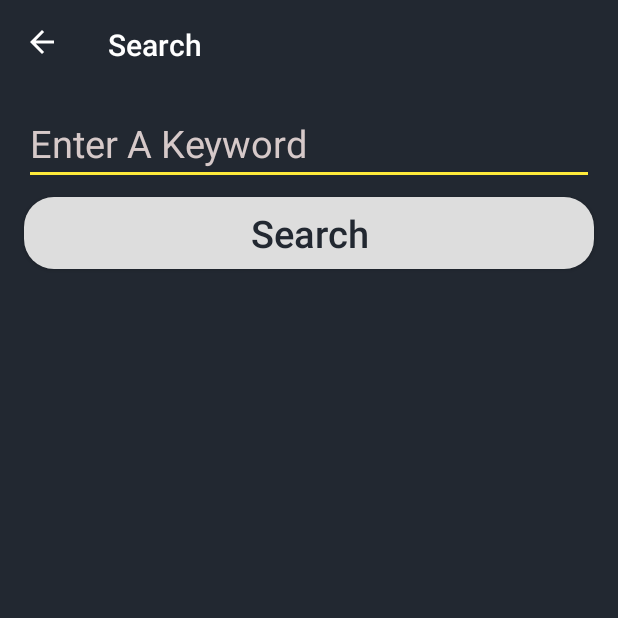
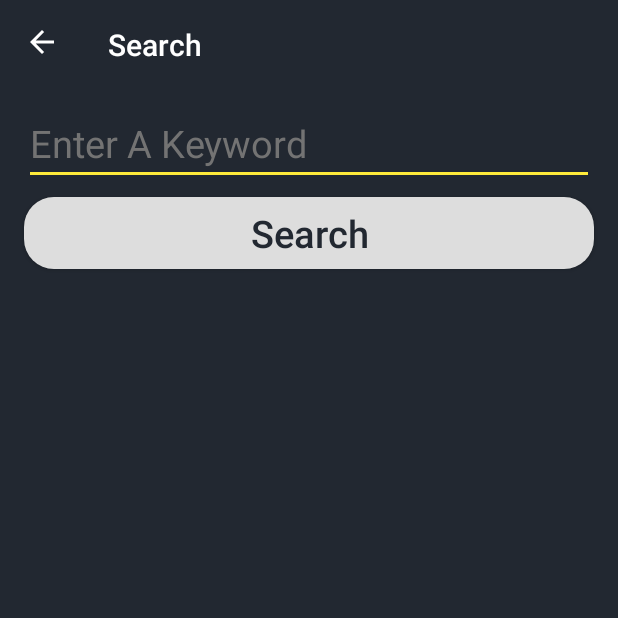
Before and after one commit to ukmumair/UnvNewsApp, an Android app: the screen it shows after launch (SearchActivity), after a tap on "Search", on a phone screen of 412 x 824 dp, the top half of it. Run offline under Robolectric (Android 15) with nearby library versions, the phone set to English and light mode, and no system bars.

```diff
--- a/app/src/main/java/com/unvnews/unvnews/MainActivity.java
+++ b/app/src/main/java/com/unvnews/unvnews/MainActivity.java
@@ -31,8 +31,7 @@ public class MainActivity extends AppCompatActivity {
     MyAdapter adapter;
     List<Articles> articles;
     Retrofit retrofit;
-    Models models = new Models();
-    List<Models> modelsList;
+    List<Constants> constantsList;
 
 
     @SuppressLint("NonConstantResourceId")
@@ -41,7 +40,7 @@ public class MainActivity extends AppCompatActivity {
         super.onCreate(savedInstanceState);
         binding = ActivityMainBinding.inflate(getLayoutInflater());
         setContentView(binding.getRoot());
-        modelsList = new ArrayList<>();
+        constantsList = new ArrayList<>();
         binding.homeProgressBar.bringToFront();
         binding.homeProgressBar.setVisibility(View.VISIBLE);
         DividerItemDecoration decoration = new DividerItemDecoration(this, DividerItemDecoration.VERTICAL);
@@ -49,11 +48,11 @@ public class MainActivity extends AppCompatActivity {
         articles = new ArrayList<>();
 
         retrofit = new Retrofit.Builder()
-                .baseUrl(models.getBASE_URL())
+                .baseUrl(Constants.BASE_URL)
                 .addConverterFactory(GsonConverterFactory.create())
                 .build();
         ApiInterface apiInterface = retrofit.create(ApiInterface.class);
-        Call<News> call = apiInterface.getArticle(models.getCOUNTRY(), models.getAPI_KEY());
+        Call<News> call = apiInterface.getArticle(Constants.COUNTRY, Constants.API_KEY);
         call.enqueue(new Callback<News>() {
             @Override
             public void onResponse(@NotNull Call<News> call, @NotNull Response<News> response) {
--- a/app/src/main/java/com/unvnews/unvnews/Models.java
+++ /dev/null
@@ -1,23 +0,0 @@
-package com.unvnews.unvnews;
-
-public class Models {
-
-    String apikey = "87ceb7c136aa462eaf4a1b206ff162e6";
-
-    String country = "in";
-
-    String base_url = "https://newsapi.org/v2/";
-
-
-    public String getBASE_URL() {
-        return base_url;
-    }
-
-    public String getCOUNTRY() {
-        return country;
-    }
-
-    public String getAPI_KEY() {
-        return apikey;
-    }
-}
--- a/app/src/main/res/layout/activity_category_page.xml
+++ b/app/src/main/res/layout/activity_category_page.xml
@@ -46,8 +46,7 @@
         </com.google.android.material.appbar.AppBarLayout>
         <androidx.recyclerview.widget.RecyclerView
             android:id="@+id/category_recView"
-            app:layoutManager="androidx.recyclerview.widget.StaggeredGridLayoutManager"
-            app:spanCount="2"
+            app:layoutManager="androidx.recyclerview.widget.LinearLayoutManager"
             android:orientation="vertical"
             android:layout_width="match_parent"
             android:layout_height="match_parent"
--- a/app/src/main/res/layout/activity_main.xml
+++ b/app/src/main/res/layout/activity_main.xml
@@ -64,8 +64,8 @@
                 android:layout_width="match_parent"
                 android:layout_height="match_parent"
                 android:orientation="vertical"
-                app:layoutManager="androidx.recyclerview.widget.StaggeredGridLayoutManager"
-                app:spanCount="2"
+                tools:listitem="@layout/list_items"
+                app:layoutManager="androidx.recyclerview.widget.LinearLayoutManager"
                 app:layout_behavior="com.google.android.material.appbar.AppBarLayout$ScrollingViewBehavior" />
 
         </androidx.coordinatorlayout.widget.CoordinatorLayout>
--- a/app/src/main/res/layout/activity_search.xml
+++ b/app/src/main/res/layout/activity_search.xml
@@ -29,8 +29,10 @@
         android:layout_marginTop="8dp"
         android:layout_marginEnd="16dp"
         android:hint="Enter A Keyword"
+        android:inputType="text"
+        android:imeOptions="actionSearch"
         android:textColor="@color/textColorDark"
-        android:textColorHint="#D6C9C9"
+        android:textColorHint="#737373"
         android:textSize="25sp"
         app:layout_constraintEnd_toEndOf="parent"
         app:layout_constraintStart_toStartOf="parent"
--- a/app/src/main/res/values/styles.xml
+++ b/app/src/main/res/values/styles.xml
@@ -13,12 +13,12 @@
     <style name="CollapsingToolbarExpanded" parent="TextAppearance.Design.CollapsingToolbar.Expanded">
         <item name="android:textSize">50sp</item>
         <item name="android:textStyle">bold</item>
-        <item name="android:textColor">@color/colorAccent</item>
+        <item name="android:textColor">@color/textColorDark</item>
     </style>
 
     <style name="CollapsingToolbarExpandedCategory" parent="TextAppearance.Design.CollapsingToolbar.Expanded">
         <item name="android:textSize">50sp</item>
         <item name="android:textStyle">bold</item>
-        <item name="android:textColor">@color/colorAccent</item>
+        <item name="android:textColor">@color/textColorDark</item>
     </style>
 </resources>
```
Also changed, not shown: app/src/main/java/com/unvnews/unvnews/CategoryPage.java (+8 -11 lines), app/src/main/java/com/unvnews/unvnews/Constants.java (added, +10 -0 lines), app/src/main/java/com/unvnews/unvnews/SearchActivity.java (+22 -11 lines).
